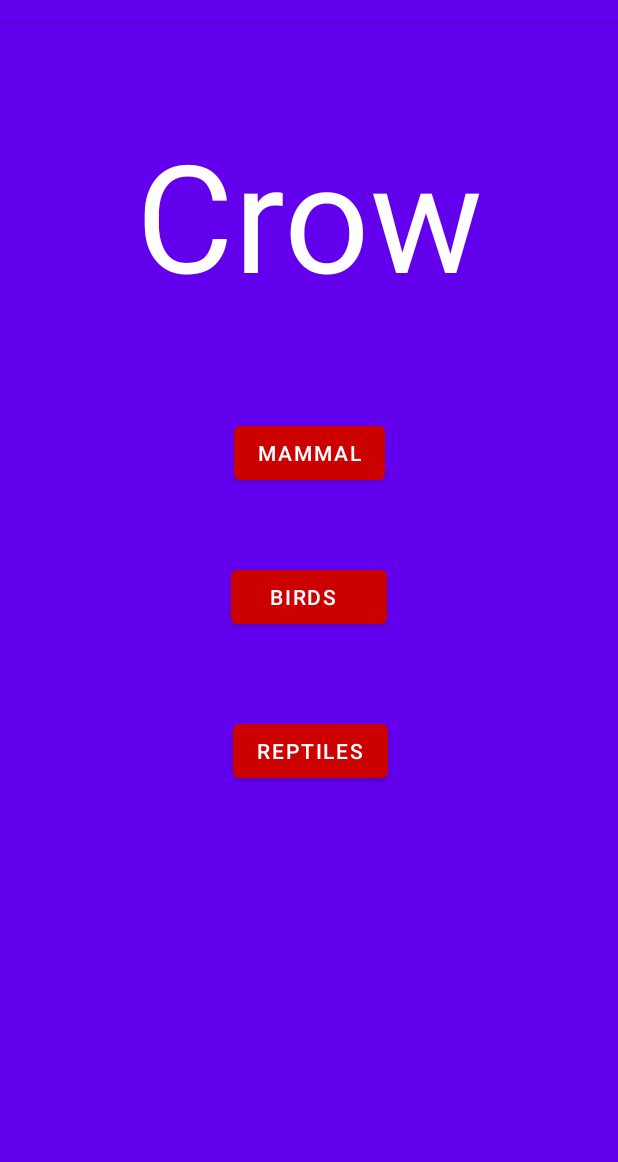
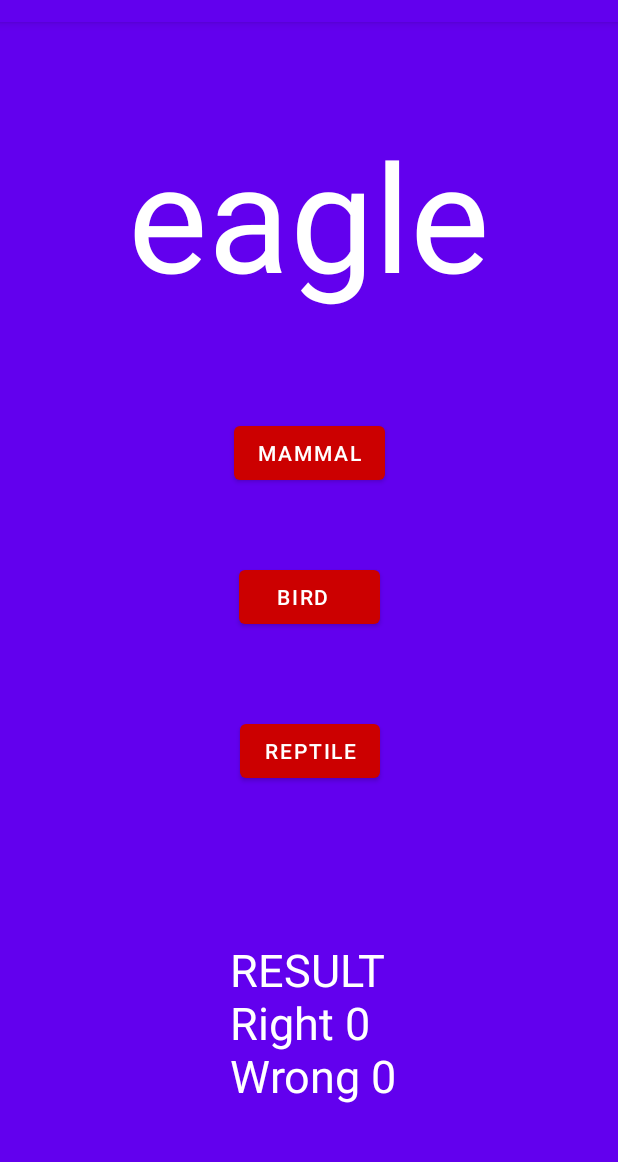
Before and after one commit to Maheen-Butt/Assignment2, an Android app: the screen it shows after launch (MainActivity), on a phone screen of 412 x 824 dp, the part 62-1224 px from its top. Run offline under Robolectric (Android 15) with nearby library versions, the phone set to English and light mode, and no system bars; 1 statement that could not run was skipped.

Commit message:
Final commit

```diff
--- a/app/src/main/java/com/example/myapplication2/MainActivity.java
+++ b/app/src/main/java/com/example/myapplication2/MainActivity.java
@@ -1,14 +1,86 @@
 package com.example.myapplication2;
 
 import androidx.appcompat.app.AppCompatActivity;
+import android.os.Bundle;
+import android.view.View;
+import android.widget.Button;
+import android.widget.TextView;
 
-import android.os.Bundle;
+import java.util.Random;
 
-public class MainActivity extends AppCompatActivity {
+public class MainActivity extends AppCompatActivity implements View.OnClickListener{
+
+    String [] mammal = {"Humans","Whale","Dolphin","Bat","Sheep","Goat"};
+    String [] bird = {"hen","pegion","eagle","sparrow","parrot","crow"};
+    String [] reptile = {"Turtle","Crocodilian","Lizard","Snake","Alligators","Dinosaur"};
+    Button btnM, btnB, btnR;
+    TextView textView, textViewQ, textViewR;
+    int correctAns=0,wrongAns=0,index=0;
+    String answer = "";
 
     @Override
     protected void onCreate(Bundle savedInstanceState) {
         super.onCreate(savedInstanceState);
         setContentView(R.layout.activity_main);
+
+        textView=findViewById(R.id.textView);
+        textViewQ=findViewById(R.id.textViewQ);
+        btnM=findViewById(R.id.btnMammal);
+        btnM.setOnClickListener(this);
+        btnB=findViewById(R.id.btnBird);
+        btnB.setOnClickListener(this);
+        btnR=findViewById(R.id.btnReptile);
+        btnR.setOnClickListener(this);
+        textViewR=findViewById(R.id.textViewResult);
+        GenerateRandom();
+    }
+    private void GenerateRandom(){
+        Random rnd=new Random();
+        int number=rnd.nextInt(3);
+        if (number==0){
+            index = rnd.nextInt(mammal.length);
+            textViewQ.setText(mammal[index]);
+            answer = "MAMMAL";
+        } else if (number ==1){
+            index=rnd.nextInt(bird.length);
+            textViewQ.setText(bird[index]);
+            answer="BIRD";
+        }else if (number ==2){
+            index = rnd.nextInt(reptile.length);
+            textViewQ.setText(reptile[index]);
+            answer = "REPTILE";
+        }
+    }
+    @Override public void onClick(View view){
+        switch (view.getId()){
+
+            case R.id.btnMammal:
+                if (answer == "MAMMAL") {
+                    correctAns++;
+                } else {
+                    wrongAns++;
+                }
+                textViewR.setText("RESULTS \nRight " + correctAns + "\nWrong " + wrongAns);
+                break;
+
+            case R.id.btnBird:
+                if(answer=="BIRDS"){
+                    correctAns++;
+                } else{
+                    wrongAns++;
+                }
+                textViewR.setText("RESULTS \nRight " + correctAns + "\nWrong " + wrongAns);
+                break;
+
+            case R.id.btnReptile:
+                if (answer == "REPTILE") {
+                    correctAns++;
+                } else {
+                    wrongAns++;
+                }
+                textViewR.setText("RESULTS \nRight " + correctAns + "\nWrong " + wrongAns);
+                break;
+        }
+        GenerateRandom();
     }
 }
--- a/app/src/main/res/layout/activity_main.xml
+++ b/app/src/main/res/layout/activity_main.xml
@@ -1,7 +1,9 @@
 <?xml version="1.0" encoding="utf-8"?>
-<androidx.constraintlayout.widget.ConstraintLayout xmlns:android="http://schemas.android.com/apk/res/android"
+<androidx.constraintlayout.widget.ConstraintLayout
+    xmlns:android="http://schemas.android.com/apk/res/android"
     xmlns:app="http://schemas.android.com/apk/res-auto"
     xmlns:tools="http://schemas.android.com/tools"
+
     android:id="@+id/textView"
     android:layout_width="match_parent"
     android:layout_height="match_parent"
@@ -10,12 +12,12 @@
 
 
     <TextView
-        android:id="@+id/textView2"
+        android:id="@+id/textViewQ"
         android:layout_width="wrap_content"
         android:layout_height="wrap_content"
         android:layout_marginTop="16dp"
         android:layout_marginBottom="16dp"
-        android:text="Crow"
+        android:text="hen"
         android:textColor="@color/white"
         android:textSize="100sp"
         app:layout_constraintBottom_toBottomOf="parent"
@@ -28,7 +30,7 @@
         android:id="@+id/btnBird"
         android:layout_width="wrap_content"
         android:layout_height="wrap_content"
-        android:text="  BIRDS    "
+        android:text="  BIRD    "
         app:backgroundTint="@android:color/holo_red_dark"
         app:layout_constraintBottom_toBottomOf="parent"
         app:layout_constraintEnd_toEndOf="parent"
@@ -54,7 +56,7 @@
         android:id="@+id/btnReptile"
         android:layout_width="wrap_content"
         android:layout_height="wrap_content"
-        android:text="REPTILES"
+        android:text="REPTILE"
         app:backgroundTint="@android:color/holo_red_dark"
         app:layout_constraintBottom_toBottomOf="parent"
         app:layout_constraintEnd_toEndOf="parent"
@@ -63,4 +65,18 @@
         app:layout_constraintTop_toTopOf="parent"
         app:layout_constraintVertical_bias="0.642" />
 
+    <TextView
+        android:id="@+id/textViewResult"
+        android:layout_width="wrap_content"
+        android:layout_height="wrap_content"
+        android:text=" RESULT\n Right 0\n Wrong 0"
+        android:textSize="30sp"
+        android:textColor="@color/white"
+        app:layout_constraintBottom_toBottomOf="parent"
+        app:layout_constraintEnd_toEndOf="parent"
+        app:layout_constraintHorizontal_bias="0.498"
+        app:layout_constraintStart_toStartOf="parent"
+        app:layout_constraintTop_toTopOf="parent"
+        app:layout_constraintVertical_bias="0.931" />
+
 </androidx.constraintlayout.widget.ConstraintLayout>
--- a/app/src/main/res/values/strings.xml
+++ b/app/src/main/res/values/strings.xml
@@ -1,3 +1,4 @@
 <resources>
     <string name="app_name">My Application2</string>
+    <string name="hen">Hen</string>
 </resources>
```
